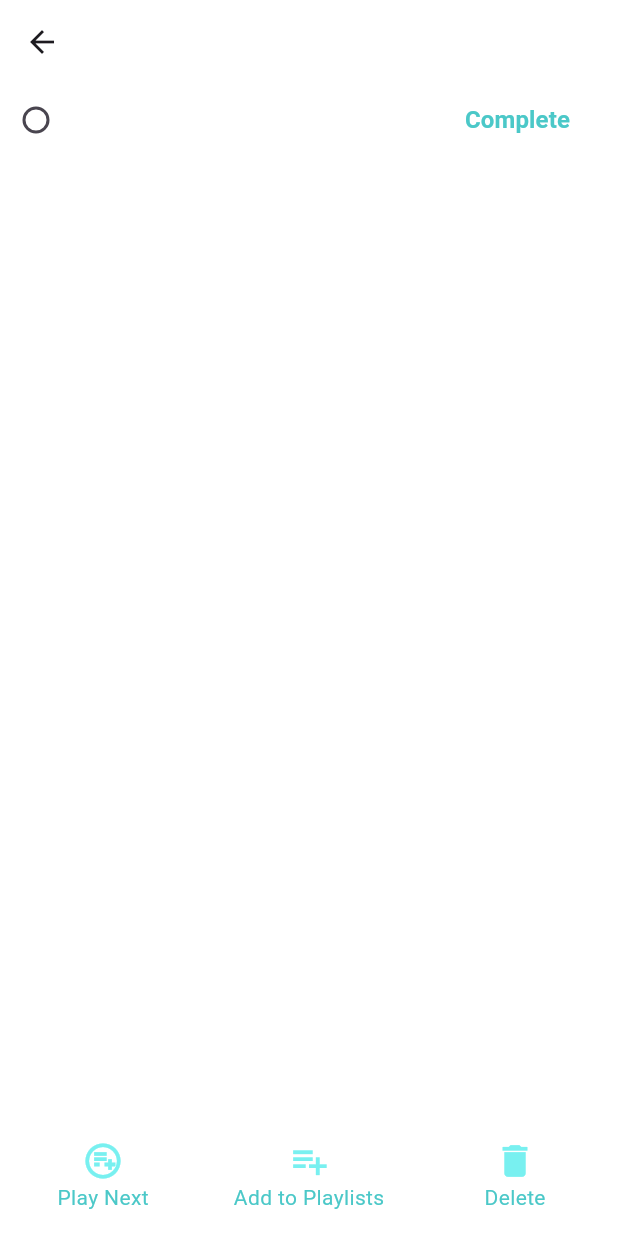
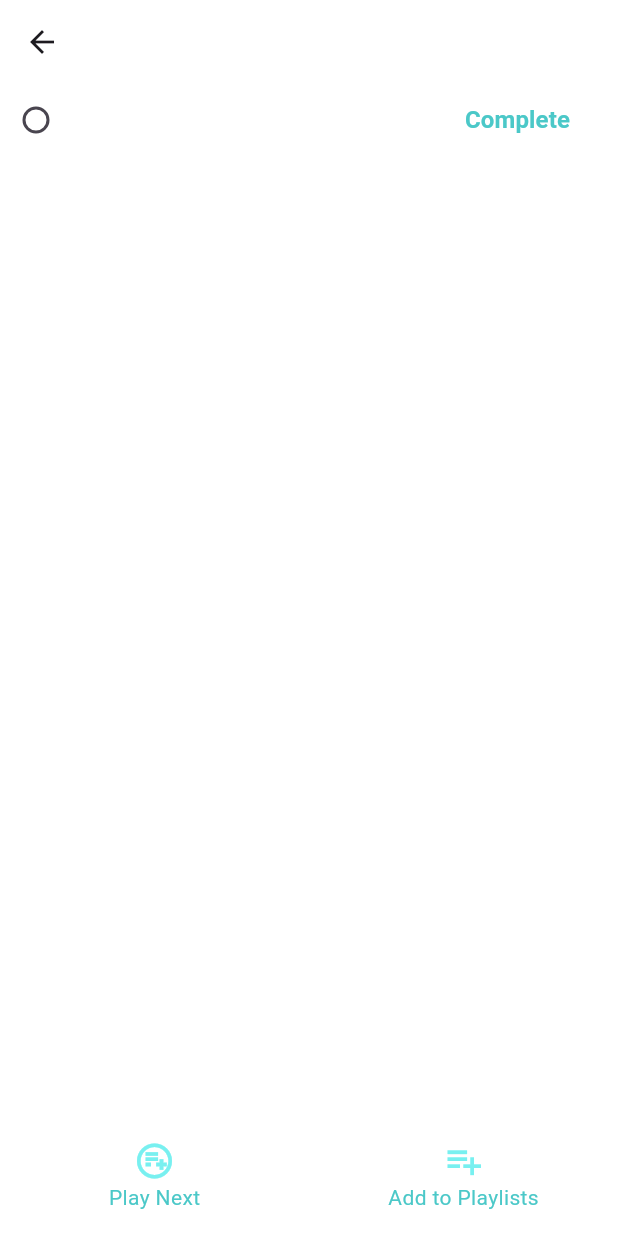
Before and after one commit to AfalpHy/ParticleMusic, a Flutter app: the MultifunctionalSongListScaffold screen opened directly with empty values, on a phone screen of 412 x 824 dp. Run offline on Flutter 3.47's test engine with Material 3 defaults, Android fonts, the phone set to English and light mode, and no system bars; our stand-ins replace audio_service, auto_size_text, flutter_switch, just_audio, marquee, permission_handler and 3 more; missing offline and left inert: audio_metadata_reader; statements that could not run were skipped.

Commit message:
support batch operation for songs, artists and albums

```diff
--- a/lib/playlists_page.dart
+++ b/lib/playlists_page.dart
@@ -121,9 +121,9 @@ class PlaylistsScaffold extends StatelessWidget {
           ),
           Divider(thickness: 0.5, height: 1, color: Colors.grey.shade300),
           ListTile(
-            leading: Icon(Icons.reorder, size: 25),
+            leading: Icon(Icons.reorder),
             title: Text(
-              'Batch Operations and Reordering',
+              'Select',
               style: TextStyle(fontWeight: FontWeight.bold, fontSize: 18),
             ),
             visualDensity: const VisualDensity(horizontal: 0, vertical: -4),
@@ -146,7 +146,7 @@ class PlaylistsScaffold extends StatelessWidget {
           ),
           playlist.name != 'Favorite'
               ? ListTile(
-                  leading: Icon(Icons.delete_rounded, size: 25),
+                  leading: Icon(Icons.delete_rounded),
                   title: Text(
                     'Delete',
                     style: TextStyle(fontWeight: FontWeight.bold, fontSize: 18),
--- a/lib/song_list_scaffold.dart
+++ b/lib/song_list_scaffold.dart
@@ -339,7 +339,19 @@ class MultifunctionalSongListScaffold extends StatelessWidget {
             ],
           ),
           Expanded(
-            child: ReorderableListView.builder(
+            child: playlist == null
+                ? ListView.builder(
+                    itemCount: songList.length,
+                    itemBuilder: (_, index) {
+                      return MultifunctionalSongListTile(
+                        index: index,
+                        source: songList,
+                        isSelected: isSelectedList[index],
+                        selectedNum: selectedNum,
+                      );
+                    },
+                  )
+                : ReorderableListView.builder(
                     onReorder: (oldIndex, newIndex) {
                       if (newIndex > oldIndex) newIndex -= 1;
                       final checkBoxitem = isSelectedList.removeAt(oldIndex);
@@ -360,8 +372,9 @@ class MultifunctionalSongListScaffold extends StatelessWidget {
                         (Widget child, int index, Animation<double> animation) {
                           return Material(
                             elevation: 0.1,
-                      color:
-                          Colors.grey.shade100, // background color while moving
+                            color: Colors
+                                .grey
+                                .shade100, // background color while moving
                             child: child,
                           );
                         },
@@ -455,7 +468,9 @@ class MultifunctionalSongListScaffold extends StatelessWidget {
                 ),
               ),
             ),
-            Expanded(
+            playlist == null
+                ? SizedBox()
+                : Expanded(
                     child: GestureDetector(
                       onTap: () {
                         if (selectedNum.value > 0) {
```
Also changed, not shown: lib/artist_album_page.dart (+24 -2 lines), lib/songs_page.dart (+18 -0 lines). Lines whose indentation alone changed are shown as unchanged.
